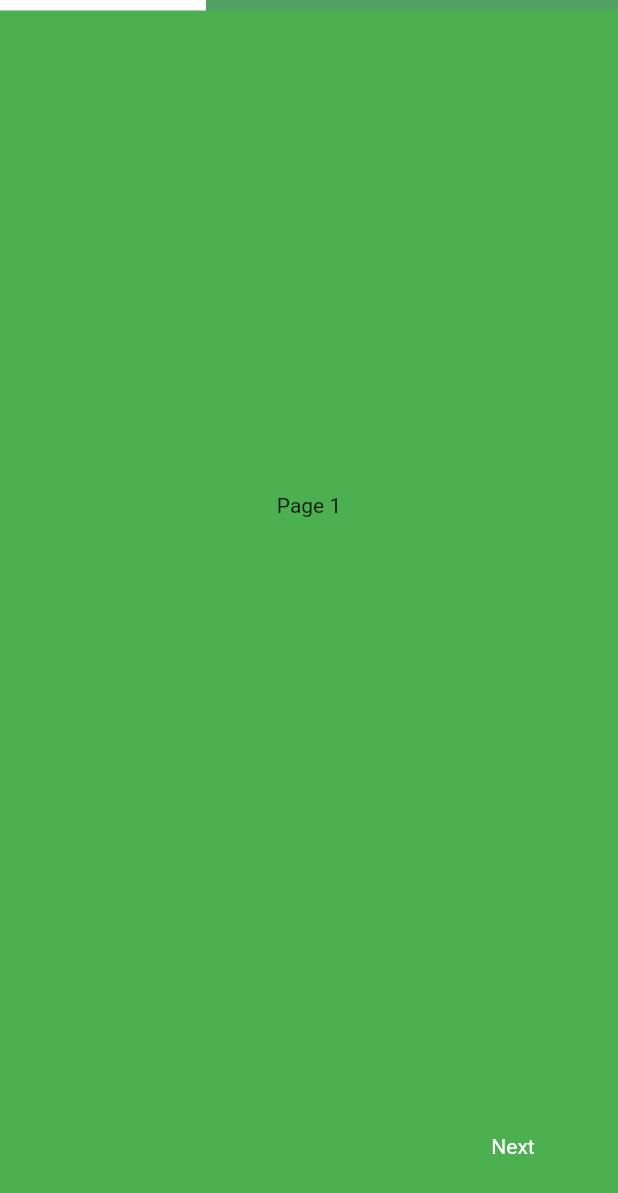
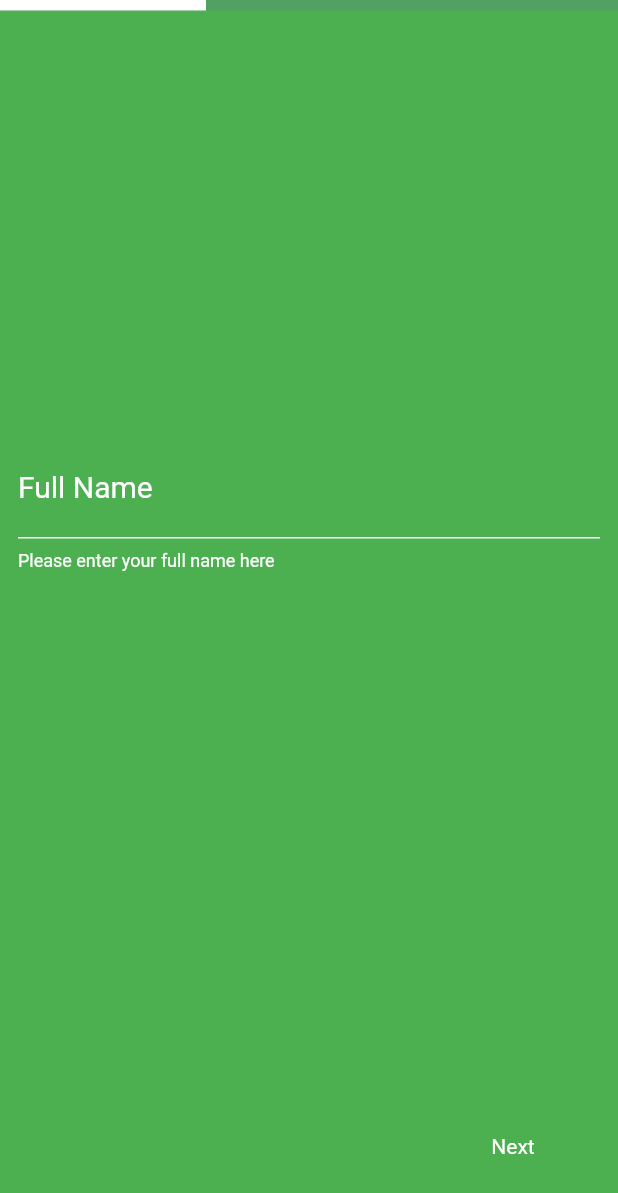
Before and after one commit to surenyonjan/page_forms, a Flutter app: the screen it shows after launch, on a phone screen of 412 x 824 dp. Shown: the top 1193 px of the screen. Run offline on Flutter 3.47's test engine with Material 2 defaults, Android fonts, the phone set to English and light mode, and no system bars.

Commit message:
run with text input field

```diff
--- a/lib/main.dart
+++ b/lib/main.dart
@@ -4,7 +4,13 @@ import 'package:page_forms/page_forms.dart';
 
 void main() => runApp(MyApp());
 
-class MyApp extends StatelessWidget {
+class MyApp extends StatefulWidget {
+
+  @override
+  MyAppState createState() => MyAppState();
+}
+
+class MyAppState extends State<MyApp> {
   // This widget is the root of your application.
   @override
   Widget build(BuildContext context) {
@@ -28,7 +34,14 @@ class MyApp extends StatelessWidget {
           PageField(
             color: Colors.green,
             child: Center(
-              child: Text('Page 1'),
+              child: TextField(
+                keyboardType: TextInputType.text,
+                cursorWidth: 4.0,
+                decoration: InputDecoration(
+                  labelText: 'Full Name',
+                  helperText: 'Please enter your full name here',
+                ),
+              ),
             ),
           ),
           PageField(
@@ -40,7 +53,13 @@ class MyApp extends StatelessWidget {
           PageField(
             color: Colors.red,
             child: Center(
-              child: Text('Page 3'),
+              child: TextField(
+                keyboardType: TextInputType.emailAddress,
+                decoration: InputDecoration(
+                  labelText: 'Email',
+                  helperText: 'Enter your email address'
+                ),
+              ),
             ),
           ),
         ],
```
